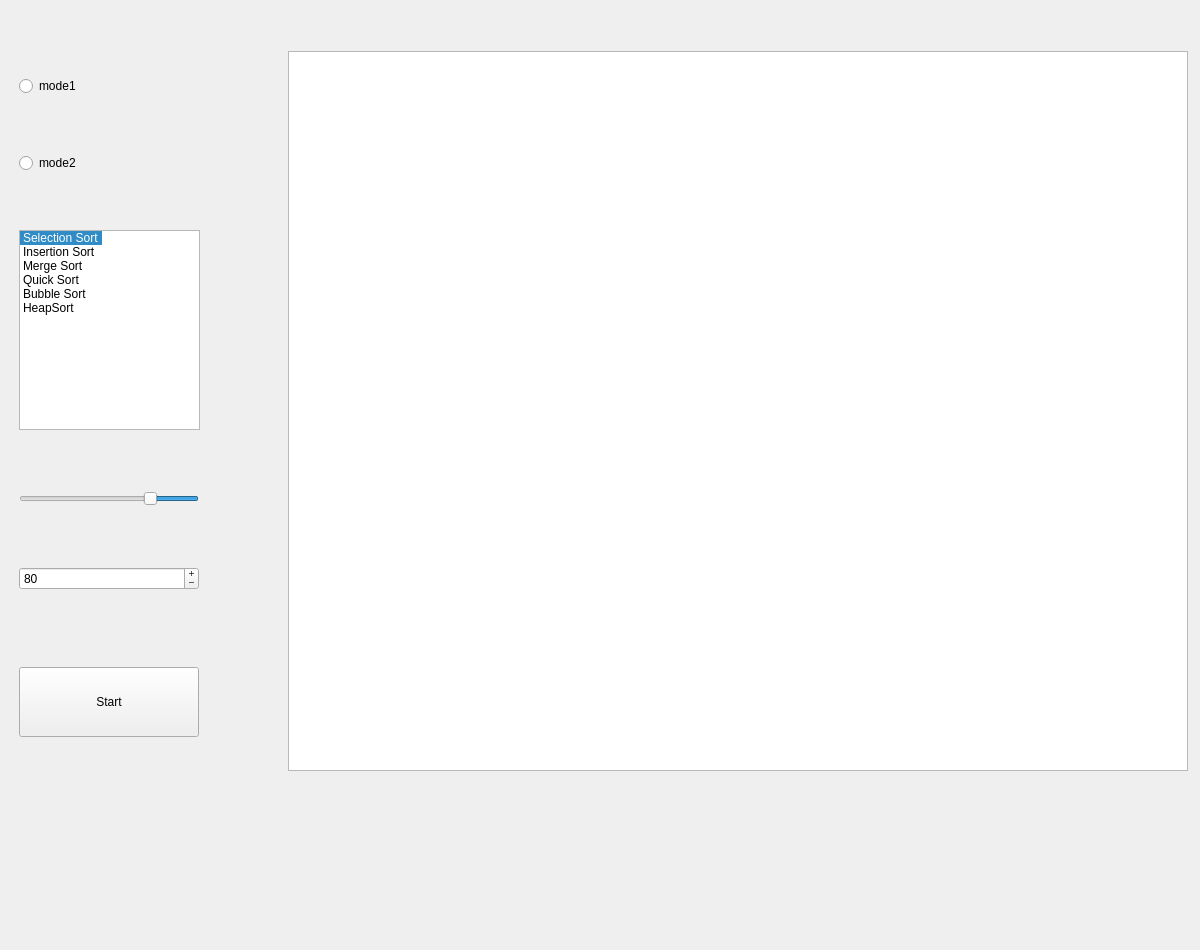
sanja10/AlgorithmVisualizer, file AlgorithmVisualizer/sortwindow.ui: the form before one commit.
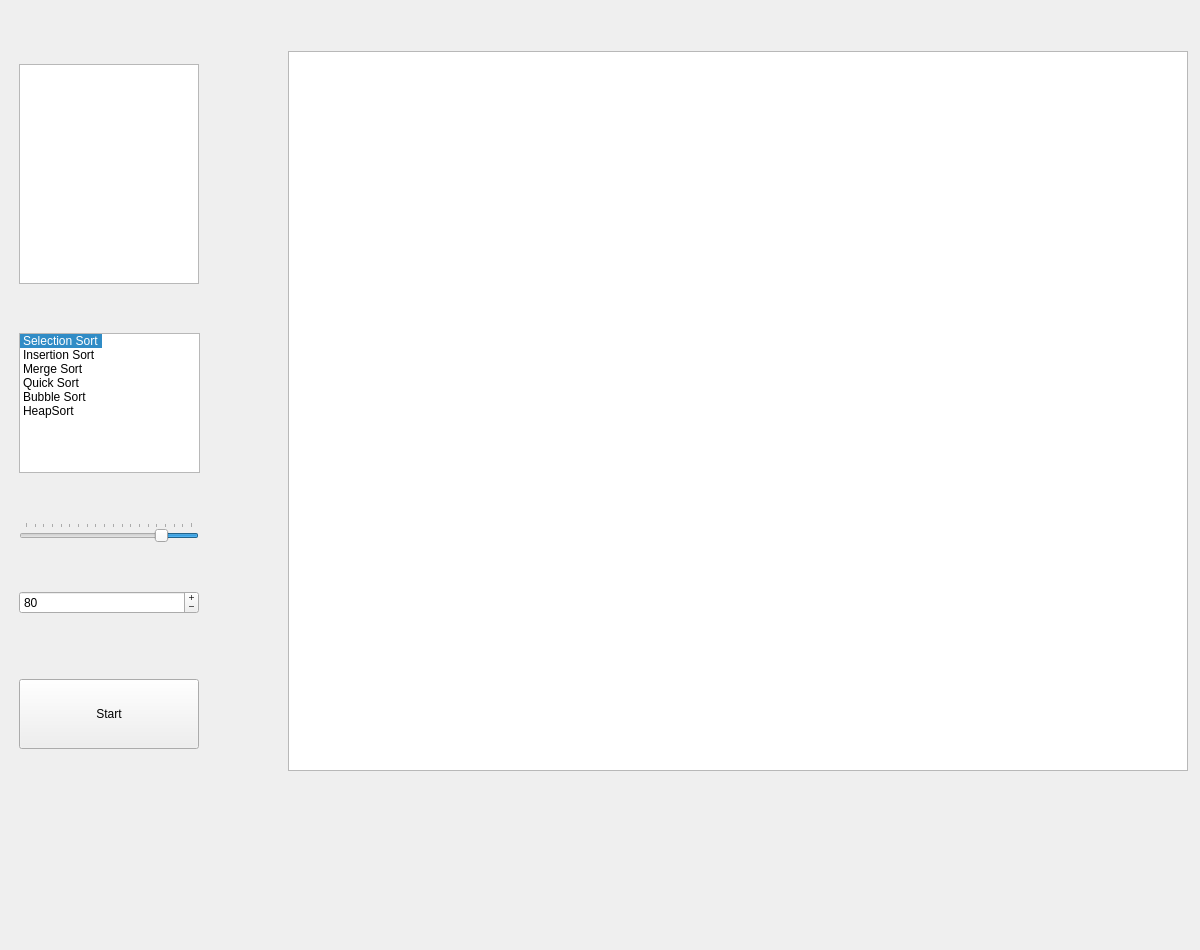
The form after the commit.

Patch:
```diff
--- a/AlgorithmVisualizer/sortwindow.ui
+++ b/AlgorithmVisualizer/sortwindow.ui
@@ -542,18 +542,33 @@
         <number>17</number>
        </property>
        <item>
-        <widget class="QRadioButton" name="mode1">
-         <property name="text">
-          <string>mode1</string>
+        <widget class="QTextBrowser" name="textBrowser">
+         <property name="minimumSize">
+          <size>
+           <width>180</width>
+           <height>100</height>
+          </size>
+         </property>
+         <property name="maximumSize">
+          <size>
+           <width>180</width>
+           <height>220</height>
+          </size>
          </property>
         </widget>
        </item>
        <item>
-        <widget class="QRadioButton" name="mode2">
-         <property name="text">
-          <string>mode2</string>
+        <spacer name="horizontalSpacer_4">
+         <property name="orientation">
+          <enum>Qt::Horizontal</enum>
          </property>
-        </widget>
+         <property name="sizeHint" stdset="0">
+          <size>
+           <width>40</width>
+           <height>4</height>
+          </size>
+         </property>
+        </spacer>
        </item>
        <item>
         <widget class="QListWidget" name="listWidget">
@@ -575,7 +590,7 @@
          <property name="maximumSize">
           <size>
            <width>200</width>
-           <height>200</height>
+           <height>140</height>
           </size>
          </property>
          <property name="palette">
@@ -1690,7 +1705,7 @@
           <set>Qt::ImhNone</set>
          </property>
          <property name="minimum">
-          <number>0</number>
+          <number>10</number>
          </property>
          <property name="maximum">
           <number>200</number>
@@ -1699,10 +1714,10 @@
           <number>3</number>
          </property>
          <property name="value">
-          <number>50</number>
+          <number>45</number>
          </property>
          <property name="sliderPosition">
-          <number>50</number>
+          <number>45</number>
          </property>
          <property name="orientation">
           <enum>Qt::Horizontal</enum>
@@ -1714,10 +1729,10 @@
           <bool>true</bool>
          </property>
          <property name="tickPosition">
-          <enum>QSlider::NoTicks</enum>
+          <enum>QSlider::TicksAbove</enum>
          </property>
          <property name="tickInterval">
-          <number>0</number>
+          <number>10</number>
          </property>
         </widget>
        </item>
```
